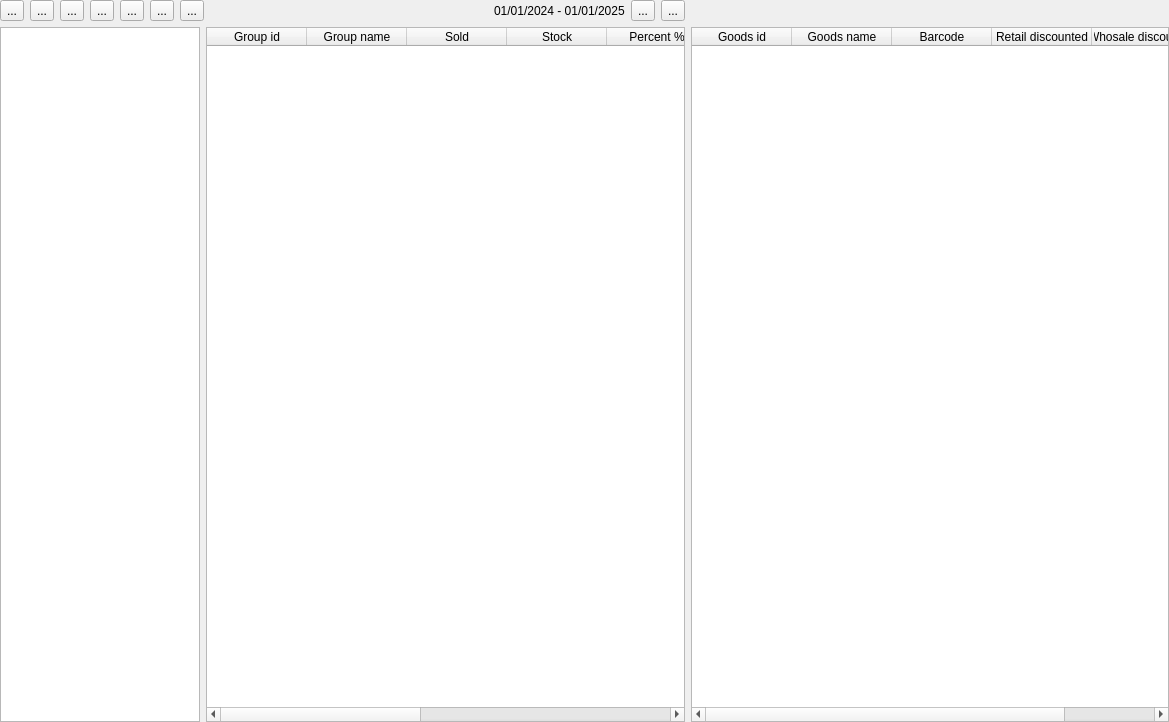
The window that Forms/c5goodsprice.ui (End1-1/Cafe5) describes before a commit, drawn with Qt 5.
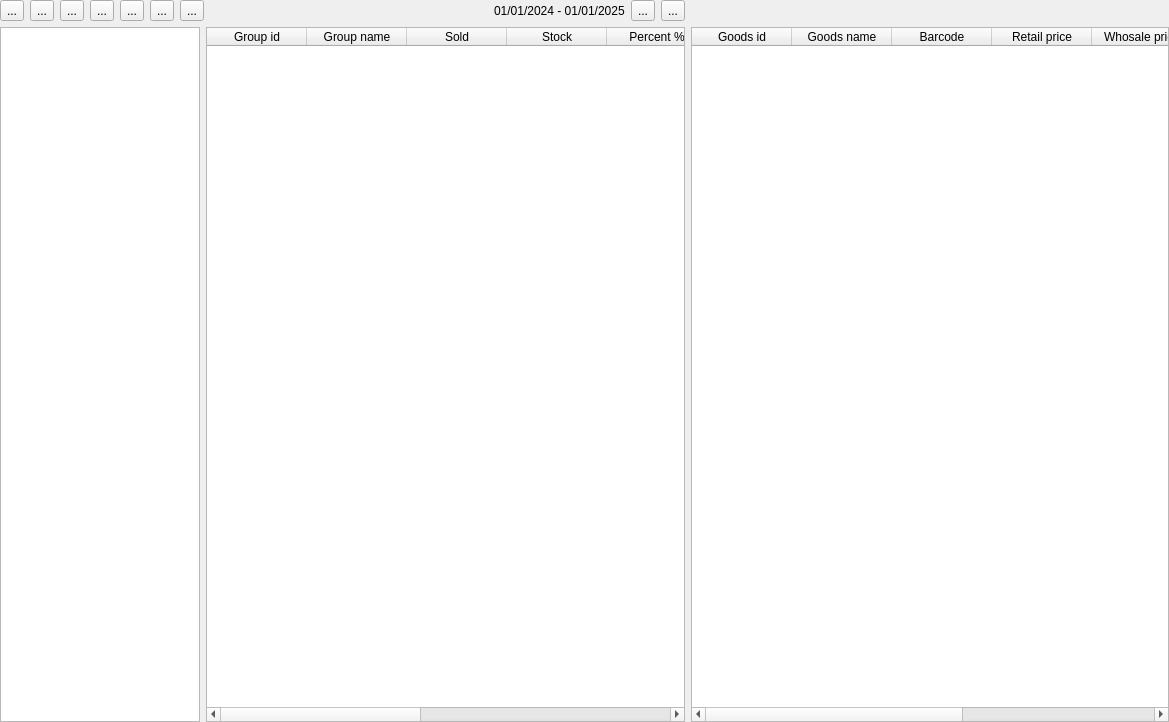
The same window after the commit. Icons and pictures are not drawn. Custom widgets are drawn as their Qt base class.

```diff
--- a/Forms/c5goodsprice.ui
+++ b/Forms/c5goodsprice.ui
@@ -250,6 +250,16 @@
          <string>Barcode</string>
         </property>
        </column>
+       <column>
+        <property name="text">
+         <string>Retail price</string>
+        </property>
+       </column>
+       <column>
+        <property name="text">
+         <string>Whosale price</string>
+        </property>
+       </column>
        <column>
         <property name="text">
          <string>Retail discounted</string>
```
Left out of the diff: 18 changed lines with no effect on the pictures.
